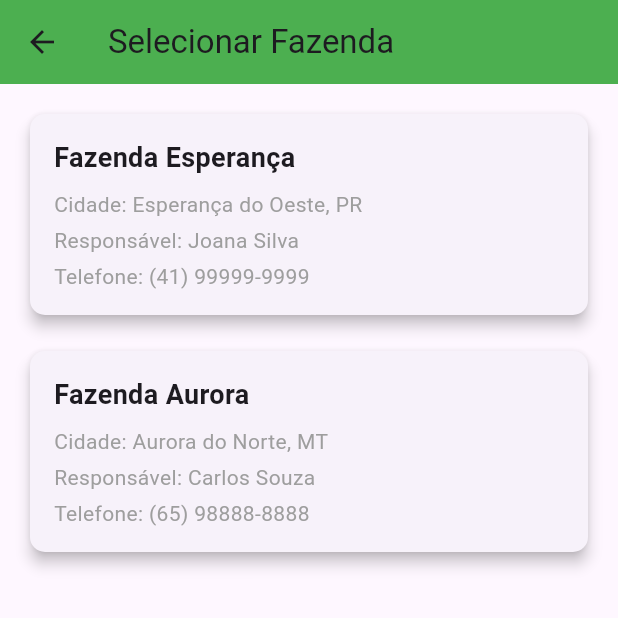
After one commit to sidineipg/agroflutter, a Flutter app: the SelectFarmPage screen opened directly, on a phone screen of 412 x 824 dp, the top half of it. The commit adds this screen. Run offline on Flutter 3.47's test engine with Material 3 defaults, Android fonts, the light colour scheme and no system bars; our stand-ins replace flutter_map, latlong2; network calls fail.

Commit message:
feat: new demo pages: filter, farm selection and map area

```diff
--- /dev/null
+++ b/lib/features/dashboard/presentation/pages/farm_page.dart
@@ -0,0 +1,120 @@
+import 'package:flutter/material.dart';
+
+class SelectFarmPage extends StatelessWidget {
+  const SelectFarmPage({Key? key}) : super(key: key);
+
+  @override
+  Widget build(BuildContext context) {
+    // Dados mockados das fazendas
+    final farms = [
+      {
+        'name': 'Fazenda Esperança',
+        'city': 'Esperança do Oeste',
+        'state': 'PR',
+        'responsible': 'Joana Silva',
+        'phone': '(41) 99999-9999',
+      },
+      {
+        'name': 'Fazenda Aurora',
+        'city': 'Aurora do Norte',
+        'state': 'MT',
+        'responsible': 'Carlos Souza',
+        'phone': '(65) 98888-8888',
+      },
+    ];
+
+    return Scaffold(
+      appBar: AppBar(
+        title: const Text('Selecionar Fazenda'),
+        backgroundColor: Colors.green,
+      ),
+      body: Padding(
+        padding: const EdgeInsets.all(16.0),
+        child: Column(
+          children: [
+            // Card 1
+            SizedBox(
+              width: double.infinity, // Define 100% da largura da tela
+              child: FarmCard(
+                name: farms[0]['name']!,
+                city: farms[0]['city']!,
+                state: farms[0]['state']!,
+                responsible: farms[0]['responsible']!,
+                phone: farms[0]['phone']!,
+              ),
+            ),
+            const SizedBox(height: 16),
+            // Card 2
+            SizedBox(
+              width: double.infinity, // Define 100% da largura da tela
+              child: FarmCard(
+                name: farms[1]['name']!,
+                city: farms[1]['city']!,
+                state: farms[1]['state']!,
+                responsible: farms[1]['responsible']!,
+                phone: farms[1]['phone']!,
+              ),
+            ),
+          ],
+        ),
+      ),
+    );
+  }
+}
+
+class FarmCard extends StatelessWidget {
+  final String name;
+  final String city;
+  final String state;
+  final String responsible;
+  final String phone;
+
+  const FarmCard({
+    Key? key,
+    required this.name,
+    required this.city,
+    required this.state,
+    required this.responsible,
+    required this.phone,
+  }) : super(key: key);
+
+  @override
+  Widget build(BuildContext context) {
+    return Card(
+      shape: RoundedRectangleBorder(
+        borderRadius: BorderRadius.circular(10),
+      ),
+      elevation: 4,
+      child: Padding(
+        padding: const EdgeInsets.all(16.0),
+        child: Column(
+          crossAxisAlignment: CrossAxisAlignment.start,
+          children: [
+            Text(
+              name,
+              style: const TextStyle(
+                fontSize: 18,
+                fontWeight: FontWeight.bold,
+              ),
+            ),
+            const SizedBox(height: 8),
+            Text(
+              'Cidade: $city, $state',
+              style: const TextStyle(fontSize: 14, color: Colors.grey),
+            ),
+            const SizedBox(height: 4),
+            Text(
+              'Responsável: $responsible',
+              style: const TextStyle(fontSize: 14, color: Colors.grey),
+            ),
+            const SizedBox(height: 4),
+            Text(
+              'Telefone: $phone',
+              style: const TextStyle(fontSize: 14, color: Colors.grey),
+            ),
+          ],
+        ),
+      ),
+    );
+  }
+}
```
Also changed, not shown: lib/features/dashboard/presentation/pages/dashboard_page.dart (+34 -2 lines), lib/features/dashboard/presentation/pages/filter_page.dart (+24 -0 lines), lib/features/dashboard/presentation/pages/map_page.dart (added, +169 -0 lines).
